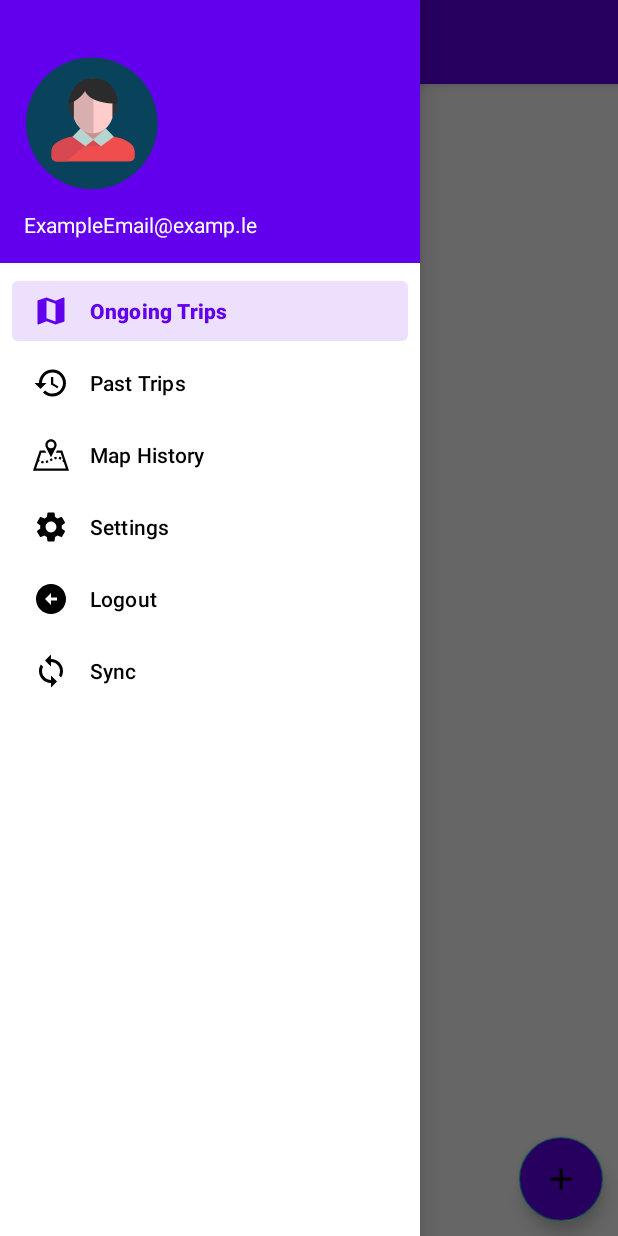
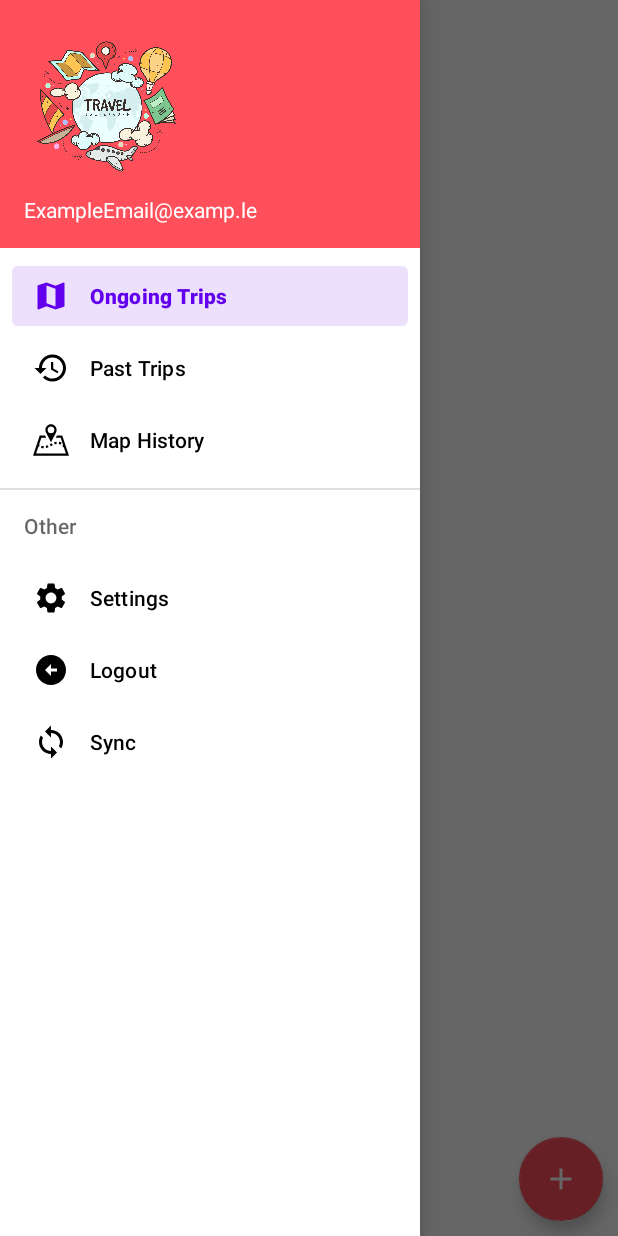
Before and after one commit to emangad99/App_GoTrip, an Android app: the MainActivity screen opened directly, with no data from a screen before it, with the side drawer open, on a phone screen of 412 x 824 dp. Run offline under Robolectric (Android 15) with nearby library versions, the phone set to English and light mode, and no system bars; our stand-ins replace Firebase (no records; nobody signed in at launch, a user with empty details on screens opened directly).

Commit message:
init commit

```diff
--- a/app/src/main/java/com/mayv/gotrip/AddTripActivity.java
+++ b/app/src/main/java/com/mayv/gotrip/AddTripActivity.java
@@ -102,7 +102,6 @@ public class AddTripActivity extends AppCompatActivity {
                         }
                     }
                 }, hour, min, false);
-                mTimePicker.setTitle("Select Time");
                 mTimePicker.show();
             }
         });
--- a/app/src/main/res/layout/activity_main.xml
+++ b/app/src/main/res/layout/activity_main.xml
@@ -13,13 +13,17 @@
         android:layout_height="match_parent"
         android:orientation="vertical">
         <androidx.appcompat.widget.Toolbar
+
+            android:id="@+id/toolbar"
+            app:title="."
+            app:titleTextColor="@color/color4"
             android:layout_width="match_parent"
             android:layout_height="?attr/actionBarSize"
-            android:background="@color/design_default_color_primary"
-            android:id="@+id/toolbar"
-            android:theme="@style/Theme.AppCompat.DayNight.DarkActionBar"
-            app:popupTheme="@style/Theme.AppCompat.DayNight"
-            android:elevation="4dp"/>
+            android:elevation="4dp"
+            android:theme="@style/Theme.AppCompat.DayNight.NoActionBar"
+            app:popupTheme="@style/Theme.AppCompat.DayNight.NoActionBar"></androidx.appcompat.widget.Toolbar>
+
+
         <androidx.constraintlayout.widget.ConstraintLayout
             android:layout_width="match_parent"
             android:layout_height="match_parent">
--- a/app/src/main/res/layout/fragment_ongoing_trips.xml
+++ b/app/src/main/res/layout/fragment_ongoing_trips.xml
@@ -26,8 +26,8 @@
             android:layout_marginEnd="10dp"
             android:layout_marginBottom="10dp"
             android:src="@drawable/ic_baseline_add"
-            android:tint="@color/white"
-            android:backgroundTint="@color/purple_500"/>
+            app:tint="@color/white"
+            android:backgroundTint="@color/color3"/>
 
 
         <ProgressBar
--- a/app/src/main/res/layout/nav_header.xml
+++ b/app/src/main/res/layout/nav_header.xml
@@ -1,24 +1,24 @@
 <?xml version="1.0" encoding="utf-8"?>
 <LinearLayout xmlns:android="http://schemas.android.com/apk/res/android"
     android:layout_width="match_parent"
-    android:layout_height="175dp"
-    android:background="@color/purple_500"
+    android:layout_height="165dp"
+    android:background="@color/color3"
     android:gravity="bottom"
     android:padding="16dp"
     android:orientation="vertical">
 
 
     <ImageView
-        android:layout_width="90dp"
-        android:layout_height="90dp"
-        android:src="@drawable/ic_user_image"/>
+        android:layout_width="110dp"
+        android:layout_height="110dp"
+        android:src="@drawable/logo"/>
 
     <TextView
         android:id="@+id/user_email_menu"
         android:layout_width="wrap_content"
         android:layout_height="wrap_content"
-        android:paddingTop="8dp"
-        android:layout_marginTop="5dp"
+        android:paddingTop="2dp"
+        android:layout_marginTop="2dp"
         android:textColor="@color/white"/>
 
 </LinearLayout>
--- a/app/src/main/res/menu/menu_drawer.xml
+++ b/app/src/main/res/menu/menu_drawer.xml
@@ -18,24 +18,30 @@
             android:id="@+id/map_history_item"
             android:icon="@drawable/ic_map_2"
             android:title="@string/mapHistory" />
+    </group>
 
+    <group android:checkableBehavior="single">
+        <item android:title="@string/other">
+            <menu>
 
                 <item
                     android:id="@+id/settings_item"
                     android:icon="@drawable/ic_baseline_settings"
                     android:title="@string/settings" />
 
-
                 <item
                     android:id="@+id/logout_item"
                     android:icon="@drawable/ic_baseline_logout"
                     android:title="@string/logout" />
 
-
                 <item
                     android:id="@+id/sync_item"
                     android:icon="@drawable/ic_baseline_sync"
                     android:title="@string/sync" />
+
+
+            </menu>
+        </item>
     </group>
 
 
--- a/app/src/main/res/values/strings.xml
+++ b/app/src/main/res/values/strings.xml
@@ -48,4 +48,5 @@
     <string name="itsTimeToStart">It\'s Trip Time</string>
     <string name="nothing">Nothing</string>
     <string name="deleted">Deleted</string>
+    <string name="other">Other</string>
 </resources>
--- a/app/src/main/res/values/themes.xml
+++ b/app/src/main/res/values/themes.xml
@@ -6,12 +6,18 @@
         <item name="colorPrimaryVariant">@color/color3</item>
         <item name="colorOnPrimary">@color/white</item>
         <!-- Secondary brand color. -->
-        <item name="colorSecondary">@color/teal_200</item>
+        <item name="colorSecondary">@color/color3</item>
         <item name="colorSecondaryVariant">@color/teal_700</item>
         <item name="colorOnSecondary">@color/black</item>
+
         <!-- Status bar color. -->
         <item name="android:statusBarColor" tools:targetApi="l">?attr/colorPrimaryVariant</item>
         <!-- Customize your theme here. -->
+    </style>
+
+    <style name="AppTheme.NoActionBar">
+        <item name="windowNoTitle">true</item>
+        <item name="windowActionBar">false</item>
     </style>
 
     <style name="LoginTextInputLayoutStyle" parent="Widget.MaterialComponents.TextInputLayout.OutlinedBox.Dense">
```
Also changed, not shown: app/src/main/AndroidManifest.xml (+10 -5 lines), app/src/main/res/layout/activity_add_trip.xml (+7 -3 lines), app/src/main/res/layout/activity_notes.xml (+9 -4 lines), app/src/main/res/layout/ongoing_trips_listitem.xml (+15 -13 lines), 1 other file. Lines whose indentation alone changed are shown as unchanged.
